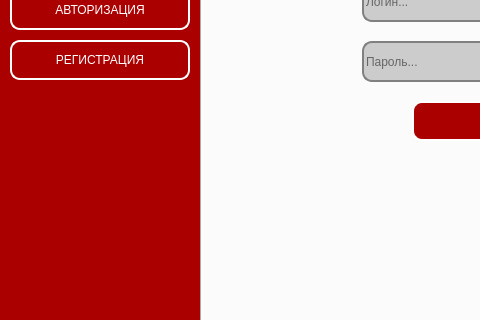
Before: the Qt Designer form GUI/auth.ui in AlexeyGrushev/math_course_work, drawn with Qt 5; both pictures show x 0 to 480 and y 230 to 550 of the 800 by 550 pixel window.
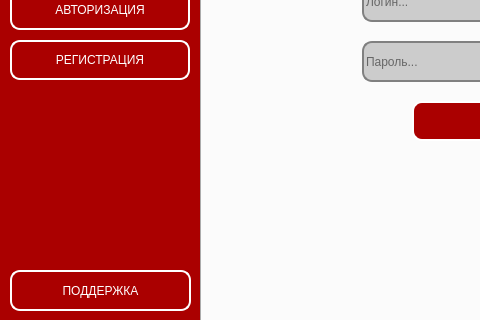
After: the same form once the commit is applied. Icons and pictures are not drawn.

```diff
--- a/GUI/auth.ui
+++ b/GUI/auth.ui
@@ -613,6 +613,48 @@
      </size>
     </property>
    </widget>
+   <widget class="QPushButton" name="tech_supportBtn">
+    <property name="geometry">
+     <rect>
+      <x>10</x>
+      <y>500</y>
+      <width>181</width>
+      <height>41</height>
+     </rect>
+    </property>
+    <property name="styleSheet">
+     <string notr="true">QPushButton{
+	
+	font: 87 14pt &quot;Arial&quot;;
+	color: white;
+	background-color: #aa0000;
+	border: 2px solid white;
+	border-radius: 10px;
+}
+QPushButton:hover {
+    background: rgb(125, 0, 0)
+
+    }
+QPushButton:pressed {
+    border-style: inset;
+    background: rgb(85, 85, 85);
+    }</string>
+    </property>
+    <property name="text">
+     <string>ПОДДЕРЖКА</string>
+    </property>
+    <property name="icon">
+     <iconset>
+      <normalon>../data/img/telegram.png</normalon>
+     </iconset>
+    </property>
+    <property name="iconSize">
+     <size>
+      <width>30</width>
+      <height>30</height>
+     </size>
+    </property>
+   </widget>
   </widget>
  </widget>
  <resources/>
```
